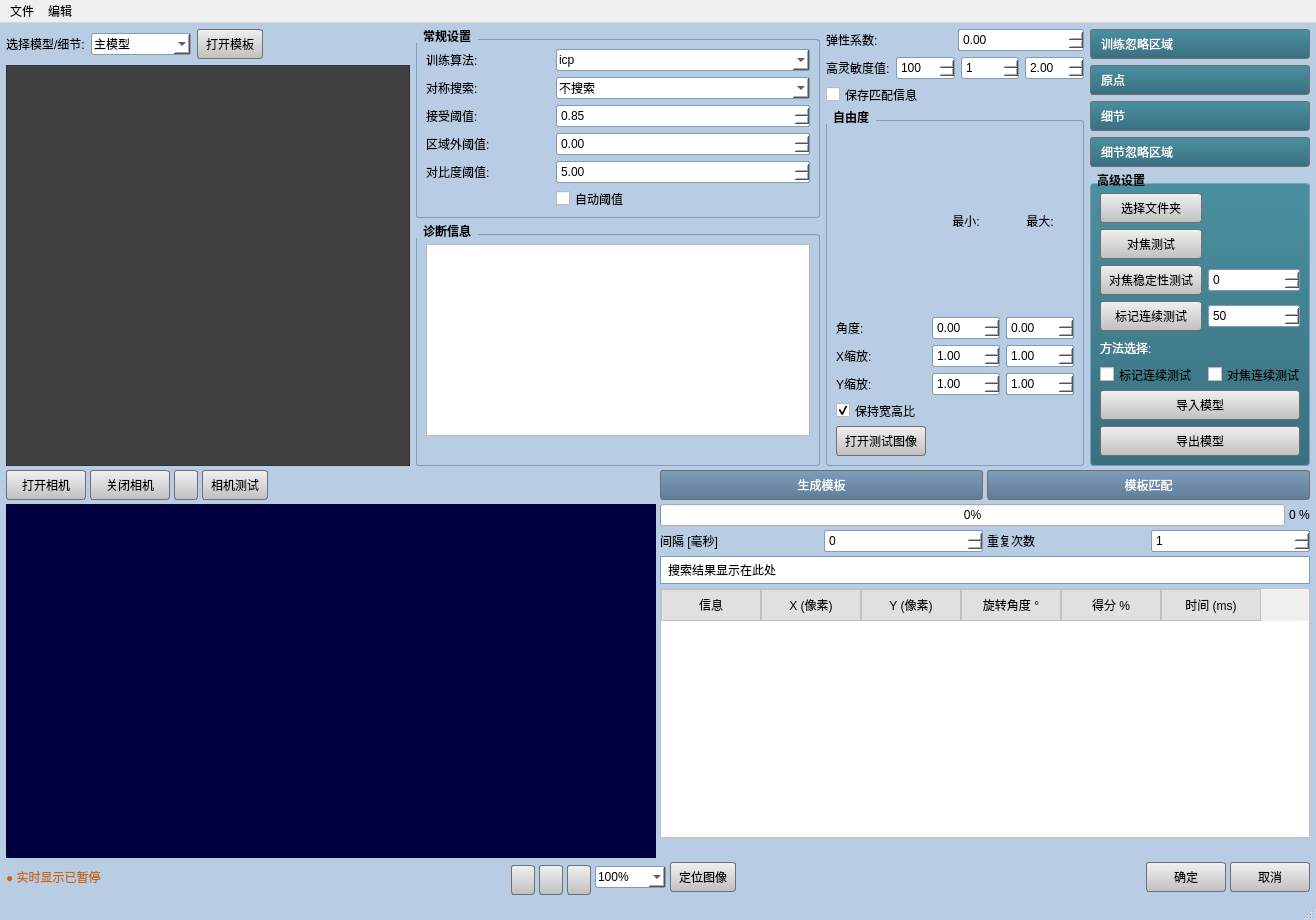
Before: the Qt Designer form module/qtgui/src/mainwindow.ui in liushui446/mark_window, drawn with Qt 5.
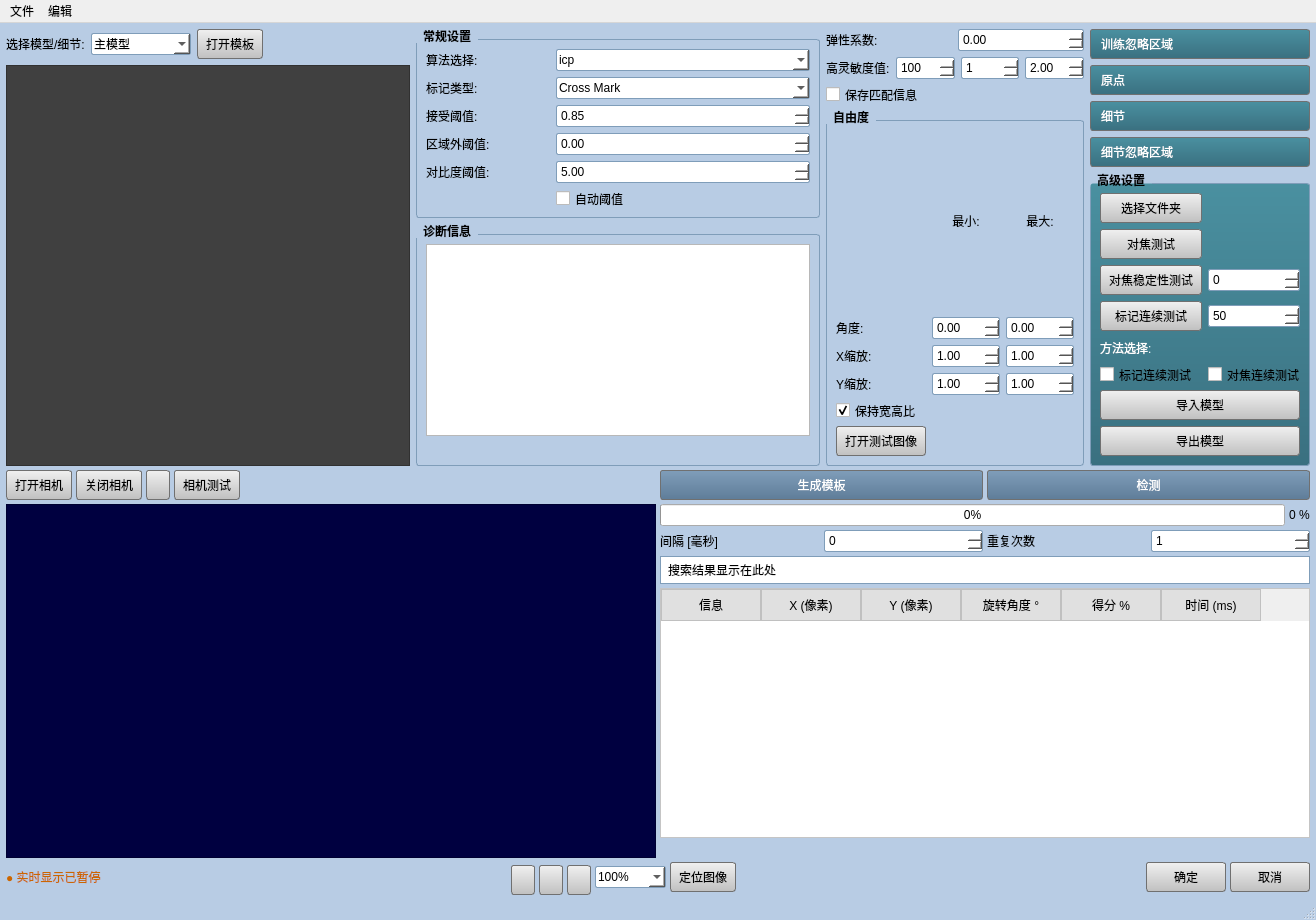
After: the same form once the commit is applied. Icons and pictures are not drawn. Custom widgets are drawn as their Qt base class.

Diff of the .ui file:
```diff
--- a/module/qtgui/src/mainwindow.ui
+++ b/module/qtgui/src/mainwindow.ui
@@ -236,14 +236,14 @@
            <item row="0" column="0">
             <widget class="QLabel" name="label_2">
              <property name="text">
-              <string>训练算法:</string>
+              <string>算法选择:</string>
              </property>
             </widget>
            </item>
            <item row="1" column="0">
             <widget class="QLabel" name="label_3">
              <property name="text">
-              <string>对称搜索:</string>
+              <string>标记类型:</string>
              </property>
             </widget>
            </item>
@@ -251,7 +251,27 @@
             <widget class="QComboBox" name="comboBox_symmetry">
              <item>
               <property name="text">
-               <string>不搜索</string>
+               <string>Cross Mark</string>
+              </property>
+             </item>
+             <item>
+              <property name="text">
+               <string>Bar-in-Bar</string>
+              </property>
+             </item>
+             <item>
+              <property name="text">
+               <string>Box-in-Box </string>
+              </property>
+             </item>
+             <item>
+              <property name="text">
+               <string>Frame-in-Frame</string>
+              </property>
+             </item>
+             <item>
+              <property name="text">
+               <string>AIM</string>
               </property>
              </item>
             </widget>
@@ -683,18 +703,6 @@
          <layout class="QHBoxLayout" name="toolbarLayout">
           <item>
            <widget class="QPushButton" name="pushButton_tool1">
-            <property name="minimumSize">
-             <size>
-              <width>80</width>
-              <height>30</height>
-             </size>
-            </property>
-            <property name="maximumSize">
-             <size>
-              <width>80</width>
-              <height>30</height>
-             </size>
-            </property>
             <property name="text">
              <string>打开相机</string>
             </property>
@@ -706,18 +714,6 @@
           </item>
           <item>
            <widget class="QPushButton" name="pushButton_tool2">
-            <property name="minimumSize">
-             <size>
-              <width>80</width>
-              <height>30</height>
-             </size>
-            </property>
-            <property name="maximumSize">
-             <size>
-              <width>80</width>
-              <height>30</height>
-             </size>
-            </property>
             <property name="text">
              <string>关闭相机</string>
             </property>
@@ -807,7 +803,7 @@
              </size>
             </property>
             <property name="text">
-             <string>模板匹配</string>
+             <string>检测</string>
             </property>
            </widget>
           </item>
```
Left out of the diff: 15 changed lines with no effect on the pictures.
